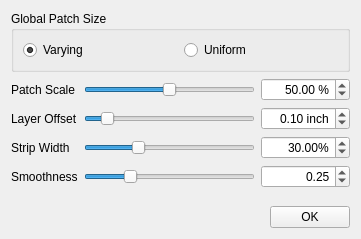
This is forms/NeoWeavePanel.ui in TopModLab/Unfolding as Qt 5 draws it before an edit. The edited form follows.
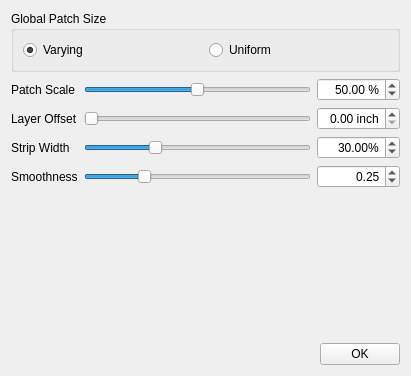
This is the edited form.

Commit message: layer offset revised

```diff
--- a/forms/NeoWeavePanel.ui
+++ b/forms/NeoWeavePanel.ui
@@ -6,8 +6,8 @@
    <rect>
     <x>0</x>
     <y>0</y>
-    <width>361</width>
-    <height>239</height>
+    <width>411</width>
+    <height>376</height>
    </rect>
   </property>
   <property name="windowTitle">
@@ -181,14 +181,17 @@
        <property name="suffix">
         <string> inch</string>
        </property>
+       <property name="decimals">
+        <number>2</number>
+       </property>
        <property name="maximum">
-        <double>300.000000000000000</double>
+        <double>10.000000000000000</double>
        </property>
        <property name="singleStep">
         <double>0.010000000000000</double>
        </property>
        <property name="value">
-        <double>0.100000000000000</double>
+        <double>0.000000000000000</double>
        </property>
       </widget>
      </item>
@@ -198,7 +201,7 @@
         <number>100</number>
        </property>
        <property name="value">
-        <number>10</number>
+        <number>0</number>
        </property>
        <property name="orientation">
         <enum>Qt::Horizontal</enum>
```
The commit also changes 2 other files.
